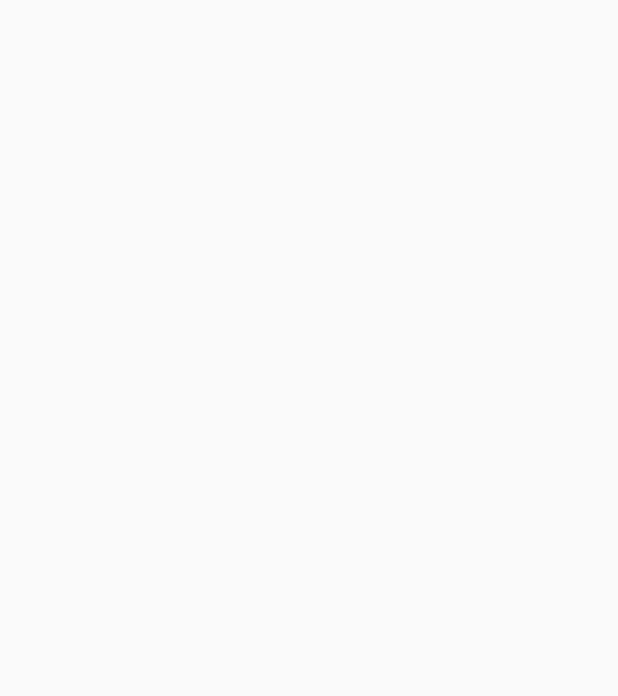
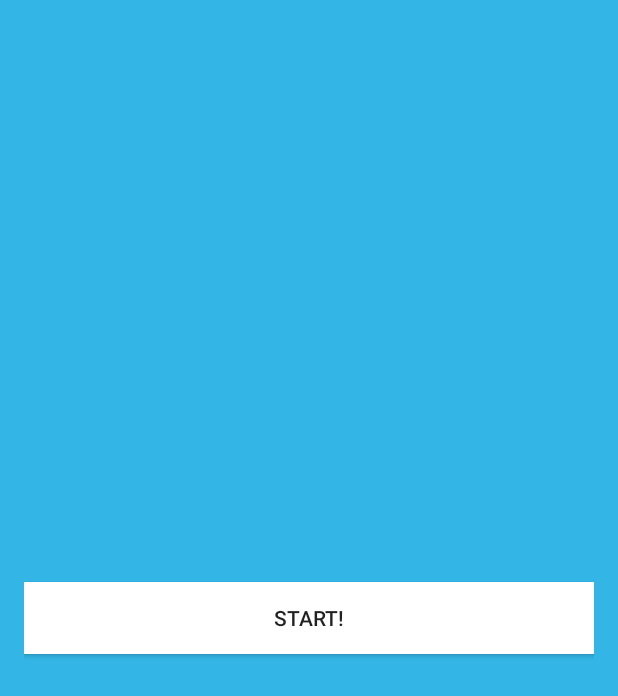
Before and after one commit to ScottTeichert1/TempoSensor, an Android app: the HomePageActivity screen opened directly, with no data from a screen before it, on a phone screen of 412 x 824 dp. Before the commit the part shown is empty. Shown: the top 696 px of the screen. Run offline under Robolectric (Android 15) with nearby library versions, the phone set to English and light mode, and no system bars.

Commit message:
Still messing around.

```diff
--- a/app/src/main/java/com/example/colin_000/temposensor/HomePageActivity.java
+++ b/app/src/main/java/com/example/colin_000/temposensor/HomePageActivity.java
@@ -1,17 +1,35 @@
 package com.example.colin_000.temposensor;
 
+import android.content.Intent;
+import android.media.audiofx.Equalizer;
 import android.os.Bundle;
 import android.support.v7.app.AppCompatActivity;
+import android.view.View;
+import android.widget.Button;
 import android.widget.Toast;
 
 public class HomePageActivity extends AppCompatActivity {
+
+    private Button mStartListeningButton;
 
     @Override
     protected void onCreate(Bundle savedInstanceState) {
         super.onCreate(savedInstanceState);
         setContentView(R.layout.activity_another);
 
-        Toast.makeText(getApplicationContext(), "Here is out login, guys.", Toast.LENGTH_LONG).show();
+        Toast.makeText(getApplicationContext(), "Here is our login, guys.", Toast.LENGTH_LONG).show();
+        mStartListeningButton = (Button) findViewById(R.id.startListeningButton);
 
+        mStartListeningButton.setOnClickListener(new View.OnClickListener() {
+            @Override
+            public void onClick(View v) {
+                startEqualizer();
+            }
+        });
+    }
+
+    public void startEqualizer() {
+        Intent listeningIntently = new Intent(this, Equalizer.class);
+        startActivity(listeningIntently);
     }
 }
--- a/app/src/main/res/layout/activity_another.xml
+++ b/app/src/main/res/layout/activity_another.xml
@@ -4,10 +4,15 @@
     android:paddingRight="@dimen/activity_horizontal_margin"
     android:paddingTop="@dimen/activity_vertical_margin"
     android:paddingBottom="@dimen/activity_vertical_margin"
-    tools:context="com.example.colin_000.temposensor.HomePageActivity">
+    tools:context="com.example.colin_000.temposensor.HomePageActivity"
+    android:background="@android:color/holo_blue_light">
 
-    <TextView
-        android:layout_width="wrap_content"
-        android:layout_height="wrap_content" />
-
+    <Button
+        android:layout_width="match_parent"
+        android:layout_height="wrap_content"
+        android:text="@string/start_listening"
+        android:id="@+id/startListeningButton"
+        android:layout_centerVertical="true"
+        android:layout_centerHorizontal="true"
+        android:background="@android:color/white" />
 </RelativeLayout>
--- a/app/src/main/res/values/strings.xml
+++ b/app/src/main/res/values/strings.xml
@@ -1,8 +1,14 @@
 <resources>
     <string name="app_name">Tempo Sensor</string>
+    <!-- Login Activity -->
     <string name="login_button">Login</string>
     <string name="password_hint">Password</string>
-    <string name="username_hint">Hint</string>
+    <string name="username_hint">Username</string>
+
+    <!-- Homepage Activity -->
+    <string name="start_listening">START!</string>
+
+    <!-- Dunno what this is, yet. -->
     <string name="action_settings">Settings</string>
     <string name="title_activity_another">AnotherActivity</string>
     <string name="title_activity_test_updated_activites">TestUpdatedActivites</string>
```
Also changed, not shown: app/src/main/java/com/example/colin_000/temposensor/LoginActivity.java (+5 -7 lines).
